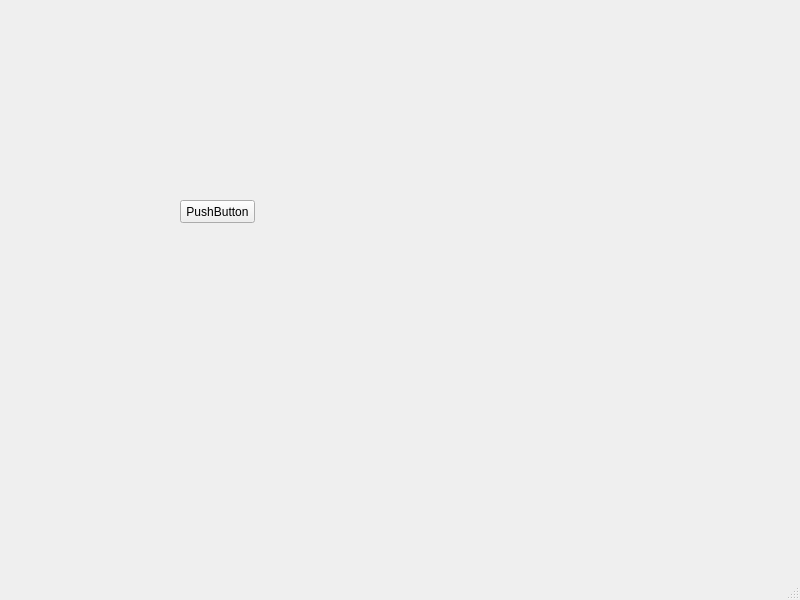
The window that pyChatClientGUI.ui (hdnate08/pyChatClient) describes before a commit, drawn with Qt 5.
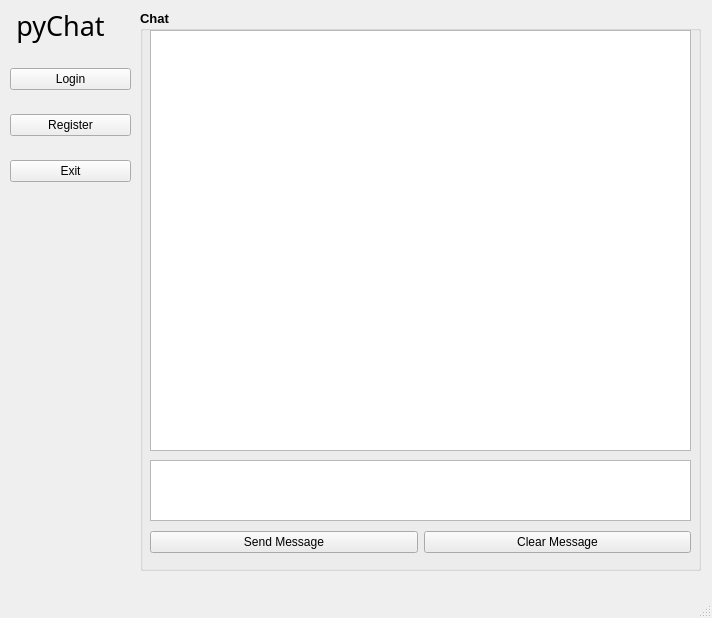
The same window after the commit.

The edit to the form file:
```diff
--- a/pyChatClientGUI.ui
+++ b/pyChatClientGUI.ui
@@ -6,27 +6,145 @@
    <rect>
     <x>0</x>
     <y>0</y>
-    <width>800</width>
-    <height>600</height>
+    <width>712</width>
+    <height>618</height>
    </rect>
   </property>
   <property name="windowTitle">
    <string>MainWindow</string>
   </property>
   <widget class="QWidget" name="centralwidget">
-   <widget class="QPushButton" name="pushButton">
+   <widget class="QLabel" name="applicationTitle_label">
     <property name="geometry">
      <rect>
-      <x>180</x>
-      <y>200</y>
-      <width>75</width>
-      <height>23</height>
+      <x>0</x>
+      <y>0</y>
+      <width>121</width>
+      <height>51</height>
      </rect>
     </property>
+    <property name="font">
+     <font>
+      <family>MS Gothic</family>
+      <pointsize>20</pointsize>
+      <weight>50</weight>
+      <bold>false</bold>
+     </font>
+    </property>
     <property name="text">
-     <string>PushButton</string>
+     <string>pyChat</string>
     </property>
+    <property name="alignment">
+     <set>Qt::AlignCenter</set>
+    </property>
    </widget>
+   <widget class="QTextBrowser" name="chatLog_textBrowser">
+    <property name="geometry">
+     <rect>
+      <x>150</x>
+      <y>30</y>
+      <width>541</width>
+      <height>421</height>
+     </rect>
+    </property>
+   </widget>
+   <widget class="QTextEdit" name="inputChat_textEdit">
+    <property name="geometry">
+     <rect>
+      <x>150</x>
+      <y>460</y>
+      <width>541</width>
+      <height>61</height>
+     </rect>
+    </property>
+   </widget>
+   <widget class="QGroupBox" name="chatBox_groupBox">
+    <property name="geometry">
+     <rect>
+      <x>140</x>
+      <y>10</y>
+      <width>561</width>
+      <height>561</height>
+     </rect>
+    </property>
+    <property name="font">
+     <font>
+      <pointsize>10</pointsize>
+      <weight>75</weight>
+      <bold>true</bold>
+     </font>
+    </property>
+    <property name="title">
+     <string>Chat</string>
+    </property>
+   </widget>
+   <widget class="QWidget" name="layoutWidget">
+    <property name="geometry">
+     <rect>
+      <x>10</x>
+      <y>50</y>
+      <width>121</width>
+      <height>151</height>
+     </rect>
+    </property>
+    <layout class="QVBoxLayout" name="verticalLayout">
+     <item>
+      <widget class="QPushButton" name="login_pushButton">
+       <property name="text">
+        <string>Login</string>
+       </property>
+      </widget>
+     </item>
+     <item>
+      <widget class="QPushButton" name="register_pushButton">
+       <property name="text">
+        <string>Register</string>
+       </property>
+      </widget>
+     </item>
+     <item>
+      <widget class="QPushButton" name="exit_pushButton">
+       <property name="text">
+        <string>Exit</string>
+       </property>
+      </widget>
+     </item>
+    </layout>
+   </widget>
+   <widget class="QWidget" name="layoutWidget">
+    <property name="geometry">
+     <rect>
+      <x>150</x>
+      <y>530</y>
+      <width>541</width>
+      <height>25</height>
+     </rect>
+    </property>
+    <layout class="QHBoxLayout" name="horizontalLayout">
+     <item>
+      <widget class="QPushButton" name="sendMessage_pushButton">
+       <property name="text">
+        <string>Send Message</string>
+       </property>
+      </widget>
+     </item>
+     <item>
+      <widget class="QPushButton" name="clearMessage_pushButton">
+       <property name="text">
+        <string>Clear Message</string>
+       </property>
+      </widget>
+     </item>
+    </layout>
+    <zorder>clearMessage_pushButton</zorder>
+    <zorder>sendMessage_pushButton</zorder>
+   </widget>
+   <zorder>layoutWidget</zorder>
+   <zorder>layoutWidget</zorder>
+   <zorder>chatBox_groupBox</zorder>
+   <zorder>applicationTitle_label</zorder>
+   <zorder>inputChat_textEdit</zorder>
+   <zorder>chatLog_textBrowser</zorder>
   </widget>
   <widget class="QMenuBar" name="menubar">
    <property name="geometry">
```
Left out of the diff: 2 changed lines with no effect on the pictures.
